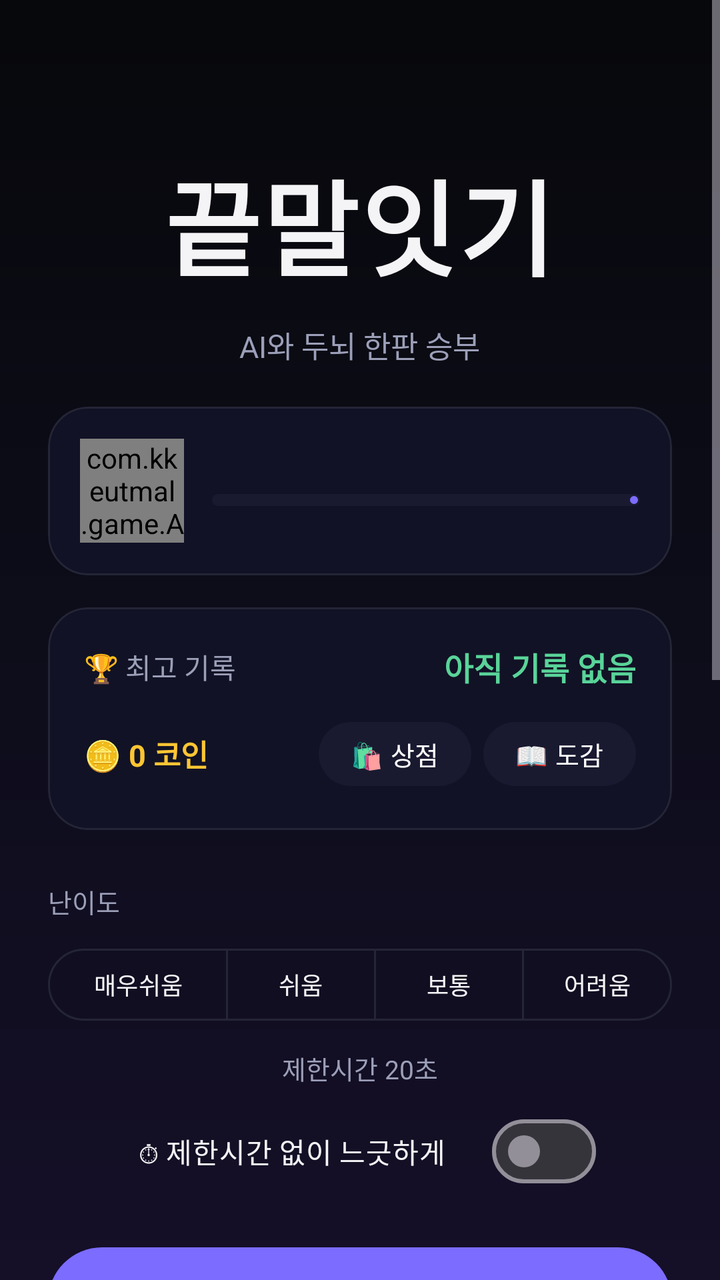
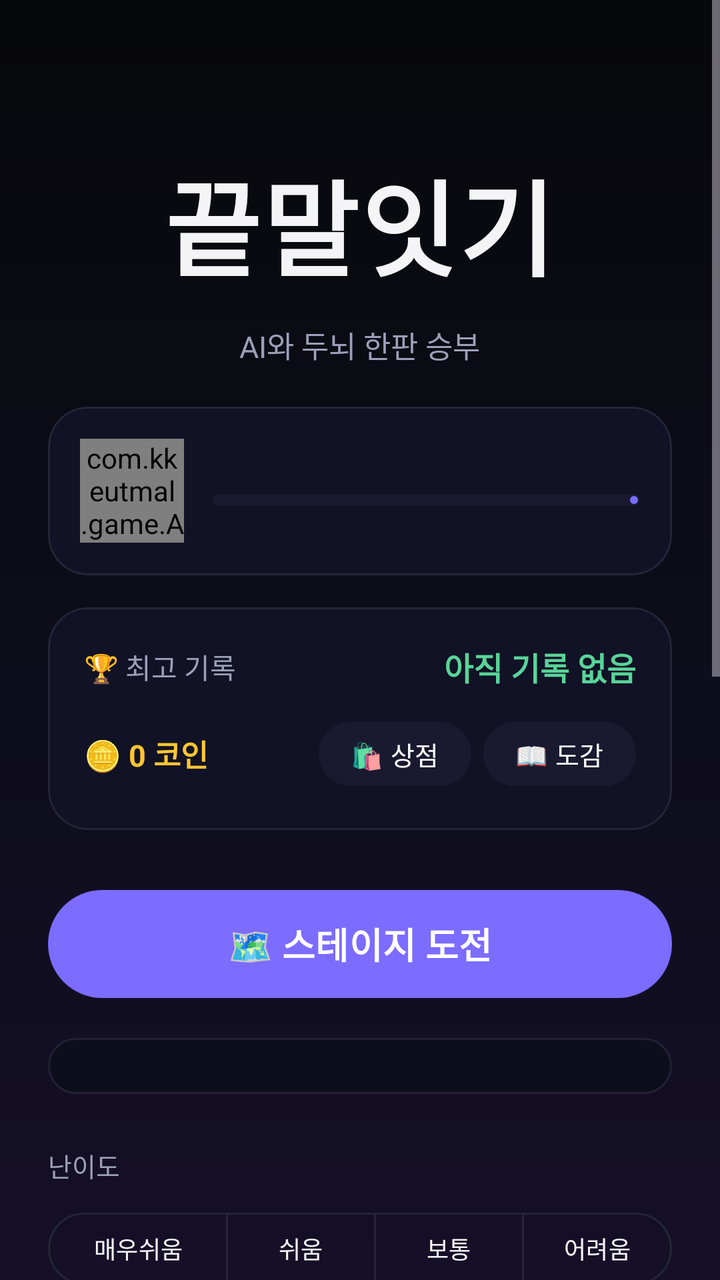

Two renders of the same Android screen: before a commit and after it. Below are the layout's source before the change and the commit's diff.
<!-- AndroidManifest.xml: application theme Theme.KKeutmal -->
<!-- res/layout/activity_main.xml -->
<?xml version="1.0" encoding="utf-8"?>
<ScrollView xmlns:android="http://schemas.android.com/apk/res/android"
    xmlns:app="http://schemas.android.com/apk/res-auto"
    android:layout_width="match_parent"
    android:layout_height="match_parent"
    android:fillViewport="true"
    android:overScrollMode="never">

    <LinearLayout
        android:layout_width="match_parent"
        android:layout_height="wrap_content"
        android:orientation="vertical"
        android:gravity="center_horizontal"
        android:padding="24dp">

        <TextView
            android:id="@+id/tvTitle"
            android:layout_width="wrap_content"
            android:layout_height="wrap_content"
            android:layout_marginTop="44dp"
            android:paddingHorizontal="4dp"
            android:paddingVertical="6dp"
            android:text="@string/app_name"
            android:textColor="@color/text_primary"
            android:textSize="52sp"
            android:letterSpacing="0.02"
            android:fontFamily="sans-serif-black" />

        <TextView
            android:layout_width="wrap_content"
            android:layout_height="wrap_content"
            android:layout_marginTop="6dp"
            android:text="@string/subtitle"
            android:textColor="@color/text_dim"
            android:textSize="15sp" />

        <com.google.android.material.card.MaterialCardView
            android:layout_width="match_parent"
            android:layout_height="wrap_content"
            android:layout_marginTop="20dp"
            app:cardBackgroundColor="@color/surface"
            app:cardCornerRadius="20dp"
            app:strokeColor="@color/surface_stroke"
            app:strokeWidth="1dp"
            app:cardElevation="0dp">

            <LinearLayout
                android:layout_width="match_parent"
                android:layout_height="wrap_content"
                android:orientation="horizontal"
                android:gravity="center_vertical"
                android:padding="16dp">

                <com.kkeutmal.game.AvatarView
                    android:id="@+id/avatarMe"
                    android:layout_width="52dp"
                    android:layout_height="52dp" />

                <LinearLayout
                    android:layout_width="0dp"
                    android:layout_weight="1"
                    android:layout_height="wrap_content"
                    android:layout_marginStart="14dp"
                    android:orientation="vertical">

                    <TextView
                        android:id="@+id/tvLevelRank"
                        android:layout_width="wrap_content"
                        android:layout_height="wrap_content"
                        android:textColor="@color/text_primary"
                        android:textSize="16sp"
                        android:textStyle="bold" />

                    <com.google.android.material.progressindicator.LinearProgressIndicator
                        android:id="@+id/xpBar"
                        android:layout_width="match_parent"
                        android:layout_height="wrap_content"
                        android:layout_marginTop="6dp"
                        android:max="1000"
                        app:trackThickness="6dp"
                        app:trackCornerRadius="3dp"
                        app:trackColor="@color/chip_bg"
                        app:indicatorColor="@color/accent" />

                    <TextView
                        android:id="@+id/tvXp"
                        android:layout_width="wrap_content"
                        android:layout_height="wrap_content"
                        android:layout_marginTop="4dp"
                        android:textColor="@color/text_dim"
                        android:textSize="11sp" />
                </LinearLayout>
            </LinearLayout>
        </com.google.android.material.card.MaterialCardView>

        <com.google.android.material.card.MaterialCardView
            android:layout_width="match_parent"
            android:layout_height="wrap_content"
            android:layout_marginTop="16dp"
            app:cardBackgroundColor="@color/surface"
            app:cardCornerRadius="20dp"
            app:strokeColor="@color/surface_stroke"
            app:strokeWidth="1dp"
            app:cardElevation="0dp">

            <LinearLayout
                android:layout_width="match_parent"
                android:layout_height="wrap_content"
                android:orientation="vertical"
                android:padding="18dp">

                <LinearLayout
                    android:layout_width="match_parent"
                    android:layout_height="wrap_content"
                    android:orientation="horizontal"
                    android:gravity="center_vertical">

                    <TextView
                        android:layout_width="0dp"
                        android:layout_weight="1"
                        android:layout_height="wrap_content"
                        android:text="@string/best_label"
                        android:textColor="@color/text_dim"
                        android:textSize="14sp" />

                    <TextView
                        android:id="@+id/tvBest"
                        android:layout_width="wrap_content"
                        android:layout_height="wrap_content"
                        android:text="아직 기록 없음"
                        android:textColor="@color/accent2"
                        android:textSize="16sp"
                        android:textStyle="bold" />
                </LinearLayout>

                <LinearLayout
                    android:layout_width="match_parent"
                    android:layout_height="wrap_content"
                    android:layout_marginTop="12dp"
                    android:orientation="horizontal"
                    android:gravity="center_vertical">

                    <TextView
                        android:id="@+id/tvCoins"
                        android:layout_width="0dp"
                        android:layout_weight="1"
                        android:layout_height="wrap_content"
                        android:text="🪙 0 코인"
                        android:textColor="@color/warn"
                        android:textSize="15sp"
                        android:textStyle="bold" />

                    <com.google.android.material.button.MaterialButton
                        android:id="@+id/btnShop"
                        android:layout_width="wrap_content"
                        android:layout_height="40dp"
                        android:minWidth="0dp"
                        android:paddingHorizontal="16dp"
                        android:text="🛍 상점"
                        android:textSize="13sp"
                        app:backgroundTint="@color/chip_bg"
                        app:cornerRadius="20dp" />

                    <com.google.android.material.button.MaterialButton
                        android:id="@+id/btnCollection"
                        android:layout_width="wrap_content"
                        android:layout_height="40dp"
                        android:layout_marginStart="6dp"
                        android:minWidth="0dp"
                        android:paddingHorizontal="16dp"
                        android:text="📖 도감"
                        android:textSize="13sp"
                        app:backgroundTint="@color/chip_bg"
                        app:cornerRadius="20dp" />
                </LinearLayout>
            </LinearLayout>
        </com.google.android.material.card.MaterialCardView>

        <TextView
            android:layout_width="match_parent"
            android:layout_height="wrap_content"
            android:layout_marginTop="26dp"
            android:text="@string/difficulty_label"
            android:textColor="@color/text_dim"
            android:textSize="13sp" />

        <com.google.android.material.button.MaterialButtonToggleGroup
            android:id="@+id/toggleDifficulty"
            android:layout_width="match_parent"
            android:layout_height="wrap_content"
            android:layout_marginTop="10dp"
            app:singleSelection="true"
            app:selectionRequired="true">

            <com.google.android.material.button.MaterialButton
                android:id="@+id/btnVeryEasy"
                style="?attr/materialButtonOutlinedStyle"
                android:layout_width="0dp"
                android:layout_weight="1.2"
                android:layout_height="44dp"
                android:text="매우쉬움"
                android:textSize="12sp"
                android:insetLeft="0dp"
                android:insetRight="0dp"
                android:paddingHorizontal="2dp"
                app:strokeColor="@color/surface_stroke" />

            <com.google.android.material.button.MaterialButton
                android:id="@+id/btnEasy"
                style="?attr/materialButtonOutlinedStyle"
                android:layout_width="0dp"
                android:layout_weight="1"
                android:layout_height="44dp"
                android:text="쉬움"
                android:textSize="12sp"
                android:insetLeft="0dp"
                android:insetRight="0dp"
                android:paddingHorizontal="2dp"
                app:strokeColor="@color/surface_stroke" />

            <com.google.android.material.button.MaterialButton
                android:id="@+id/btnNormal"
                style="?attr/materialButtonOutlinedStyle"
                android:layout_width="0dp"
                android:layout_weight="1"
                android:layout_height="44dp"
                android:text="보통"
                android:textSize="12sp"
                app:strokeColor="@color/surface_stroke" />

            <com.google.android.material.button.MaterialButton
                android:id="@+id/btnHard"
                style="?attr/materialButtonOutlinedStyle"
                android:layout_width="0dp"
                android:layout_weight="1"
                android:layout_height="44dp"
                android:text="어려움"
                android:textSize="12sp"
                android:insetLeft="0dp"
                android:insetRight="0dp"
                android:paddingHorizontal="2dp"
                app:strokeColor="@color/surface_stroke" />
        </com.google.android.material.button.MaterialButtonToggleGroup>

        <TextView
            android:id="@+id/tvDifficultyDesc"
            android:layout_width="match_parent"
            android:layout_height="wrap_content"
            android:layout_marginTop="10dp"
            android:gravity="center"
            android:textColor="@color/text_dim"
            android:textSize="13sp"
            android:text="제한시간 20초" />

        <com.google.android.material.materialswitch.MaterialSwitch
            android:id="@+id/swNoTimer"
            android:layout_width="wrap_content"
            android:layout_height="wrap_content"
            android:layout_marginTop="8dp"
            android:text="  ⏱ 제한시간 없이 느긋하게  "
            android:textColor="@color/text_primary"
            android:textSize="14sp" />

        <com.google.android.material.button.MaterialButton
            android:id="@+id/btnAdventure"
            android:layout_width="match_parent"
            android:layout_height="62dp"
            android:layout_marginTop="20dp"
            android:text="🗺 모험 떠나기"
            android:textSize="18sp"
            android:textStyle="bold"
            app:backgroundTint="@color/accent"
            app:cornerRadius="31dp" />

        <LinearLayout
            android:id="@+id/missionBox"
            android:layout_width="match_parent"
            android:layout_height="wrap_content"
            android:layout_marginTop="16dp"
            android:orientation="vertical"
            android:background="@drawable/bg_input"
            android:padding="14dp" />

        <com.google.android.material.button.MaterialButton
            android:id="@+id/btnStart"
            android:layout_width="match_parent"
            android:layout_height="62dp"
            android:layout_marginTop="24dp"
            android:text="⚔ 자유 대전"
            android:textSize="18sp"
            android:textStyle="bold"
            android:textColor="@color/cta_text"
            app:backgroundTint="@color/cta_bg"
            app:cornerRadius="31dp" />

        <com.google.android.material.card.MaterialCardView
            android:layout_width="match_parent"
            android:layout_height="wrap_content"
            android:layout_marginTop="26dp"
            android:layout_marginBottom="24dp"
            app:cardBackgroundColor="#10FFFFFF"
            app:cardCornerRadius="20dp"
            app:cardElevation="0dp">

            <LinearLayout
                android:layout_width="match_parent"
                android:layout_height="wrap_content"
                android:orientation="vertical"
                android:padding="18dp">

                <TextView
                    android:layout_width="wrap_content"
                    android:layout_height="wrap_content"
                    android:text="@string/rules_title"
                    android:textColor="@color/text_primary"
                    android:textSize="14sp"
                    android:textStyle="bold" />

                <TextView
                    android:layout_width="match_parent"
                    android:layout_height="wrap_content"
                    android:layout_marginTop="10dp"
                    android:lineSpacingExtra="5dp"
                    android:text="@string/rules_body"
                    android:textColor="@color/text_dim"
                    android:textSize="13sp" />
            </LinearLayout>
        </com.google.android.material.card.MaterialCardView>

        <com.google.android.material.button.MaterialButton
            android:id="@+id/btnAbout"
            style="?attr/borderlessButtonStyle"
            android:layout_width="wrap_content"
            android:layout_height="wrap_content"
            android:layout_marginTop="12dp"
            android:layout_marginBottom="8dp"
            android:text="ⓘ 만든이 · 버전 · 자료 출처"
            android:textColor="@color/text_dim"
            android:textSize="13sp" />
    </LinearLayout>
</ScrollView>
<!-- resources referenced by this layout -->
<resources>
  <color name="accent">#7C6CFF</color>
  <color name="accent2">#59D499</color>
  <color name="chip_bg">#191A30</color>
  <color name="cta_bg">#FFFFFF</color>
  <color name="cta_text">#0B0B10</color>
  <color name="surface">#111225</color>
  <color name="surface_stroke">#14FFFFFF</color>
  <color name="text_dim">#9C9FB8</color>
  <color name="text_primary">#F4F4F6</color>
  <color name="warn">#FFC533</color>
  <!-- drawable bg_input (drawable) -->
  <?xml version="1.0" encoding="utf-8"?>
  <shape xmlns:android="http://schemas.android.com/apk/res/android" android:shape="rectangle">
      <solid android:color="@color/input_bg" />
      <stroke android:width="1dp" android:color="@color/surface_stroke" />
      <corners android:radius="26dp" />
  </shape>
  <string name="app_name">끝말잇기</string>
  <string name="best_label">🏆 최고 기록</string>
  <string name="difficulty_label">난이도</string>
  <string name="rules_body">· 사전(표준국어대사전+끄투 DB, 43만 단어)에 있는 두 글자 이상 단어만 인정\n· 앞 단어의 끝 글자로 시작 (두음법칙 인정: 력→역, 라→나)\n· 이미 나온 단어는 다시 쓸 수 없어요\n· 제한시간 안에 입력하지 못하면 패배! (무제한 모드는 시간 걱정 없음)\n· 마이크 버튼을 누르고 말해도 입력돼요</string>
  <string name="rules_title">게임 규칙</string>
  <string name="subtitle">AI와 두뇌 한판 승부</string>
  <style name="Theme.KKeutmal" parent="Theme.Material3.Dark.NoActionBar">
          <item name="colorPrimary">@color/accent</item>
          <item name="colorOnPrimary">@color/text_on_accent</item>
          <item name="colorSecondary">@color/accent2</item>
          <item name="colorSurface">@color/surface</item>
          <item name="colorOnSurface">@color/text_primary</item>
          <item name="android:colorBackground">@color/bg_top</item>
          <item name="android:windowBackground">@drawable/bg_gradient</item>
          <item name="android:statusBarColor">@color/bg_top</item>
          <item name="android:navigationBarColor">@color/bg_bottom</item>
          <item name="android:windowLightStatusBar">false</item>
          <item name="android:textColor">@color/text_primary</item>
      </style>
  <color name="input_bg">#0D0E1C</color>
  <color name="text_on_accent">#FFFFFF</color>
  <color name="bg_top">#07080B</color>
  <!-- drawable bg_gradient (drawable) -->
  <?xml version="1.0" encoding="utf-8"?>
  <shape xmlns:android="http://schemas.android.com/apk/res/android" android:shape="rectangle">
      <gradient
          android:angle="270"
          android:startColor="@color/bg_top"
          android:centerColor="#0D0D1A"
          android:endColor="@color/bg_bottom" />
  </shape>
  <color name="bg_bottom">#150F28</color>
</resources>

<!-- the commit's change to res/layout/activity_main.xml (unified diff, before → after) -->
@@ -175,6 +175,26 @@
                 </LinearLayout>
             </LinearLayout>
         </com.google.android.material.card.MaterialCardView>
+
+        <com.google.android.material.button.MaterialButton
+            android:id="@+id/btnAdventure"
+            android:layout_width="match_parent"
+            android:layout_height="62dp"
+            android:layout_marginTop="26dp"
+            android:text="🗺 스테이지 도전"
+            android:textSize="18sp"
+            android:textStyle="bold"
+            app:backgroundTint="@color/accent"
+            app:cornerRadius="31dp" />
+
+        <LinearLayout
+            android:id="@+id/missionBox"
+            android:layout_width="match_parent"
+            android:layout_height="wrap_content"
+            android:layout_marginTop="16dp"
+            android:orientation="vertical"
+            android:background="@drawable/bg_input"
+            android:padding="14dp" />
 
         <TextView
             android:layout_width="match_parent"
@@ -262,26 +282,6 @@
             android:textSize="14sp" />
 
         <com.google.android.material.button.MaterialButton
-            android:id="@+id/btnAdventure"
-            android:layout_width="match_parent"
-            android:layout_height="62dp"
-            android:layout_marginTop="20dp"
-            android:text="🗺 모험 떠나기"
-            android:textSize="18sp"
-            android:textStyle="bold"
-            app:backgroundTint="@color/accent"
-            app:cornerRadius="31dp" />
-
-        <LinearLayout
-            android:id="@+id/missionBox"
-            android:layout_width="match_parent"
-            android:layout_height="wrap_content"
-            android:layout_marginTop="16dp"
-            android:orientation="vertical"
-            android:background="@drawable/bg_input"
-            android:padding="14dp" />
-
-        <com.google.android.material.button.MaterialButton
             android:id="@+id/btnStart"
             android:layout_width="match_parent"
             android:layout_height="62dp"
